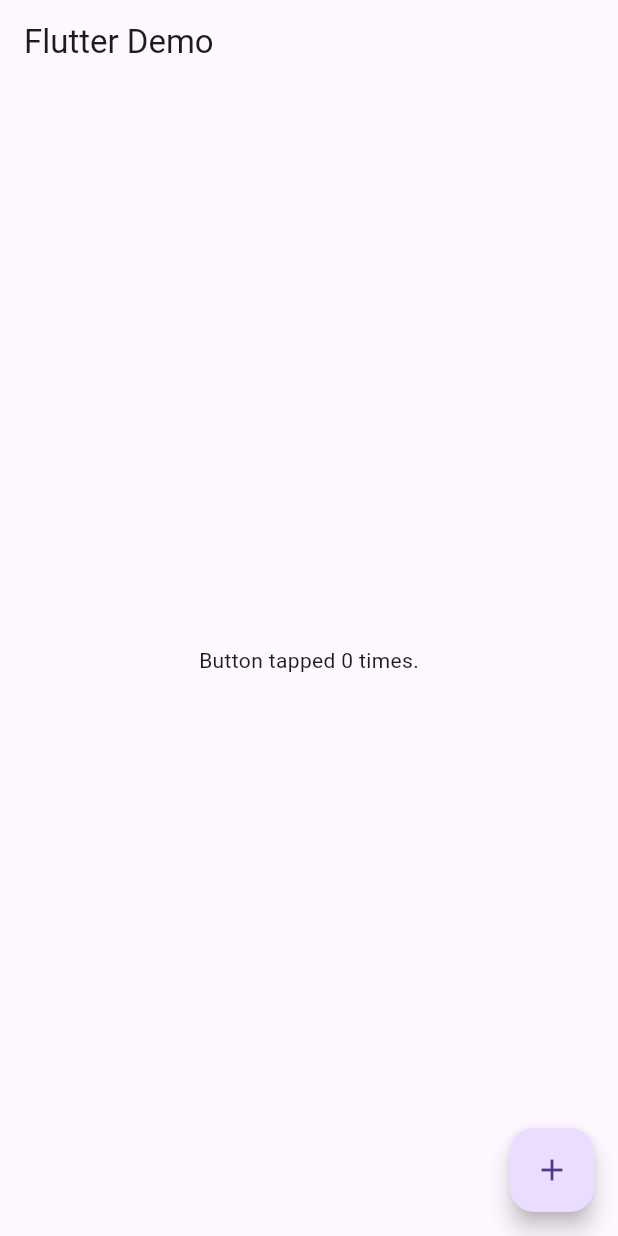
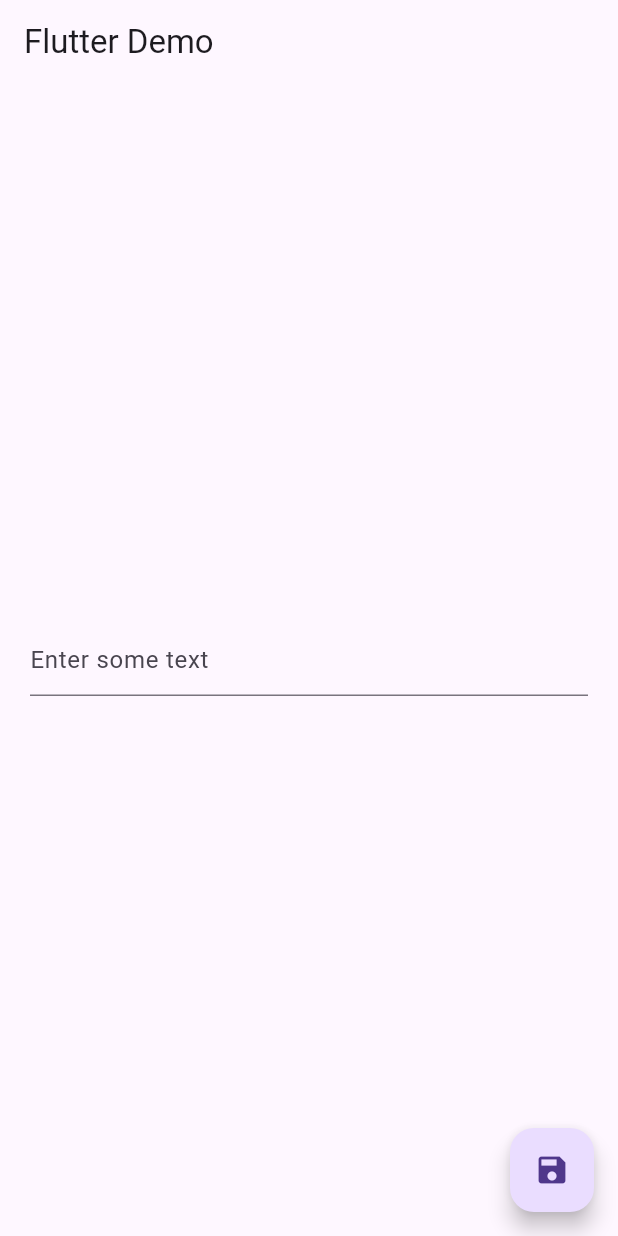
Before and after one commit to Ngai-E/microtask_app, a Flutter app: the screen it shows after launch, on a phone screen of 412 x 824 dp. Run offline on Flutter 3.47's test engine with Material 3 defaults, Android fonts, the phone set to English and light mode, and no system bars.

Commit message:
save form to file

```diff
--- a/lib/main.dart
+++ b/lib/main.dart
@@ -16,20 +16,29 @@ class FlutterDemo extends StatefulWidget{
 }
 
 class _FlutterDemoState  extends State<FlutterDemo>{
-  int _counter = 0;
+  final userInputController = TextEditingController();
+
   @override
   Widget build(BuildContext context) {
     return Scaffold(
       appBar: AppBar(title: Text('Flutter Demo'),),
       body: Center(
-        child: Text('Button tapped $_counter time${_counter == 1 ? '' : 's'}.'),
+        child: Padding(
+          padding: const EdgeInsets.all(20.0),
+          child: TextField(
+            controller: userInputController,
+            decoration: InputDecoration(hintText: 'Enter some text'),
+          ),
+        ),
+
       ),
       floatingActionButton: FloatingActionButton(
-        onPressed: _incrementCounter,
-        tooltip: 'Increment',
-        child: Icon(Icons.add),
-
-      ),
+        onPressed: () {
+          _writeUserInputText();
+        },
+        tooltip: 'Save',
+        child: Icon(Icons.save),
+      )
     );
   }
 
@@ -38,16 +47,13 @@ class _FlutterDemoState  extends State<FlutterDemo>{
     super.initState();
     widget.storage.readCounter().then((value) => {
       setState(() {
-        _counter = value;
+        userInputController.text = value;
       })
     });
   }
 
-  Future<File> _incrementCounter() {
-    setState(() {
-      _counter++;
-    });
-    return widget.storage.writeCounter(_counter);
+  Future<File> _writeUserInputText() {
+    return widget.storage.writeCounter(userInputController.text);
   }
 }
 
@@ -63,18 +69,18 @@ class CounterStorage {
     return File('$path/counter.txt');
   }
 
-  Future<int> readCounter() async {
+  Future<String> readCounter() async {
     try {
       final file = await _localFile;
       final contents = await file.readAsString();
-      return int.parse(contents);
+      return contents;
     } catch (err) {
-      return 0; //this is the first time app is opened
+      return ''; //this is the first time app is opened
     }
   }
 
-  Future<File> writeCounter(int counter) async {
+  Future<File> writeCounter(String userInput) async {
     final file = await _localFile;
-    return file.writeAsString('$counter');
+    return file.writeAsString(userInput);
   }
 }
```
Also changed, not shown: pubspec.lock.
